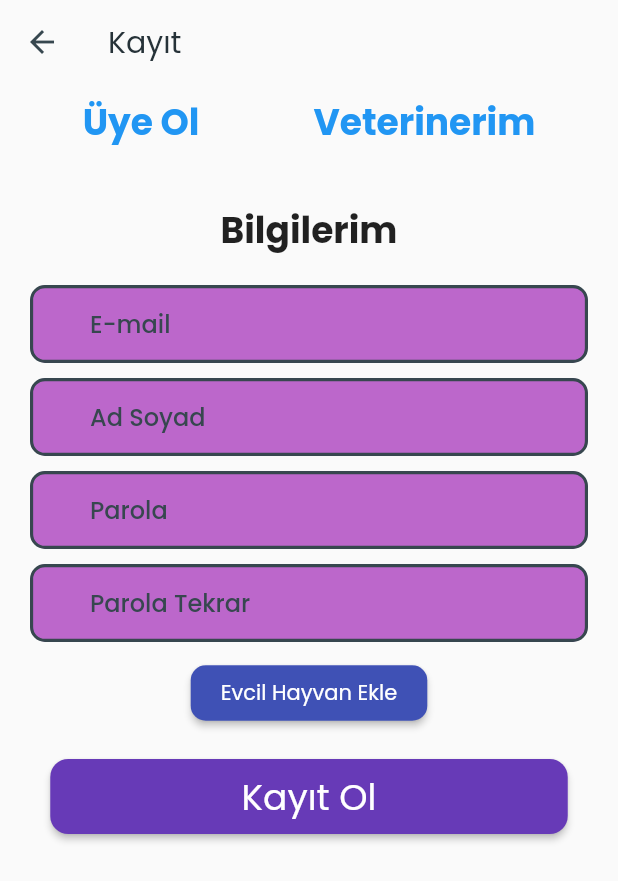
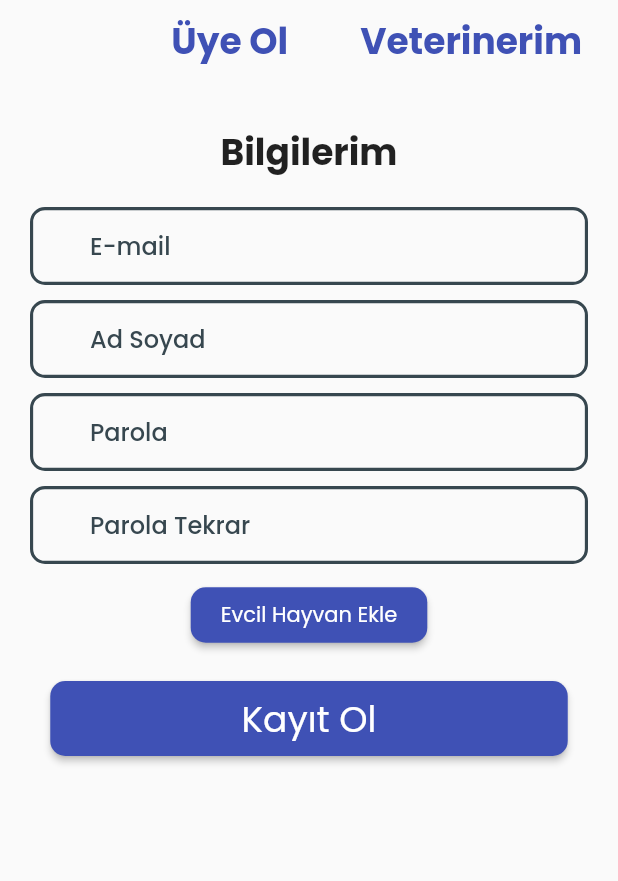
Before and after one commit to ElanurToptas/ANTHELION, a Flutter app: the screen it shows after launch, item 4 of the bottom bar chosen, after a tap on "Hemen üye ol", on a phone screen of 412 x 824 dp. Shown: the top 881 px of the screen. Run offline on Flutter 3.47's test engine with Material 2 defaults, Android fonts, the phone set to English and light mode, and no system bars; our stand-ins replace cloud_firestore, file_picker, firebase_auth, firebase_core, firebase_storage, flutter_heatmap_calendar and 3 more; missing offline and left inert: flutter_pdfview; accounts and stored records are empty.

Commit message:
Tema_ Eksik_ Giderildi_ Tüm_ Sayfalara_Eklendi

```diff
--- a/lib/login_signup/login_screen.dart
+++ b/lib/login_signup/login_screen.dart
@@ -3,6 +3,7 @@ import 'package:flutter/material.dart';
 import 'package:firebase_auth/firebase_auth.dart';
 import 'package:petcare/login_signup/password_reset_screen.dart';
 import 'package:petcare/login_signup/signup_page.dart';
+import 'package:petcare/tasarim_UI/tema.dart';
 import 'package:petcare/user_profile_pages/user_profile.dart';
 import '../vet_pages/vet._main.dart';
 
@@ -64,7 +65,9 @@ class _LoginScreenState extends State<LoginScreen> {
 
   @override
   Widget build(BuildContext context) {
-    return Scaffold(
+    return MaterialApp(
+      theme: theme(),
+      home: Scaffold(
 
         body: _isLoginSuccess
             ? _buildContent()
@@ -130,6 +133,7 @@ class _LoginScreenState extends State<LoginScreen> {
                   ],
                 ),
               ),
+      ),
     );
   }
 
--- a/lib/login_signup/password_reset_screen.dart
+++ b/lib/login_signup/password_reset_screen.dart
@@ -1,6 +1,7 @@
 import 'package:flutter/material.dart';
 import 'package:firebase_auth/firebase_auth.dart';
 import 'package:petcare/login_signup/login_screen.dart';
+import 'package:petcare/tasarim_UI/tema.dart';
 
 class PasswordResetPage extends StatefulWidget {
   @override
@@ -38,7 +39,9 @@ class _PasswordResetPageState extends State<PasswordResetPage> {
 
   @override
   Widget build(BuildContext context) {
-    return Scaffold(
+    return MaterialApp(
+      theme: theme(),
+      home: Scaffold(
         appBar: AppBar(
           title: Text('Şifremi Unuttum'),
         ),
@@ -65,6 +68,7 @@ class _PasswordResetPageState extends State<PasswordResetPage> {
             ),
           ),
         ),
+      ),
     );
   }
 }
--- a/lib/login_signup/signup_page.dart
+++ b/lib/login_signup/signup_page.dart
@@ -1,14 +1,12 @@
-
 import 'package:flutter/material.dart';
 import 'package:petcare/login_signup/users_signup.dart';
 import 'package:petcare/login_signup/vet_signup.dart';
-
-
+import 'package:petcare/tasarim_UI/tema.dart';
 
 enum Option { Option1, Option2 }
 
 class SignUpScreen extends StatefulWidget {
-  const SignUpScreen({super.key});
+  const SignUpScreen({Key? key}) : super(key: key);
 
   @override
   _SignUpScreenState createState() => _SignUpScreenState();
@@ -24,7 +22,7 @@ class _SignUpScreenState extends State<SignUpScreen> {
   }
 
   Widget getOption2Content() {
-    return  VetRegisterPage();
+    return VetRegisterPage();
   }
 
   @override
@@ -35,36 +33,34 @@ class _SignUpScreenState extends State<SignUpScreen> {
     } else {
       content = getOption2Content();
     }
-    return Scaffold(
+    return MaterialApp(
+      theme: theme(),
+      home: Scaffold(
         appBar: AppBar(
-        title: Text('Kayıt'),
-      ),
-      body: SingleChildScrollView(
-        child: Column(
-          children: [
-            Row(
-              mainAxisAlignment: MainAxisAlignment.center,
-              children: [
+          toolbarHeight: kToolbarHeight, // AppBar yüksekliğini ayarla
+          centerTitle: true, // Başlığı ortala
+          title: null, // Başlığı kaldır
+          actions: [
             Padding(
-                  padding: const EdgeInsets.symmetric(horizontal:20.0),
+              padding: const EdgeInsets.symmetric(horizontal: 16.0),
               child: TextButton(
                 onPressed: () {
                   setState(() {
                     selectedOption = Option.Option1;
                   });
                 },
-                    child: const Text('Üye Ol',
+                child: const Text(
+                  'Üye Ol',
                   style: TextStyle(
+                    color: Colors.indigo,
                     fontWeight: FontWeight.bold,
-                      fontSize: 24
-                    ),
-
+                    fontSize: 24,
                   ),
                 ),
               ),
-                SizedBox(width: 20,),
+            ),
             Padding(
-                  padding: const EdgeInsets.symmetric(horizontal:20.0),
+              padding: const EdgeInsets.symmetric(horizontal: 16.0),
               child: TextButton(
                 onPressed: () {
                   setState(() {
@@ -74,16 +70,21 @@ class _SignUpScreenState extends State<SignUpScreen> {
                 child: const Text(
                   'Veterinerim',
                   style: TextStyle(
+                    color: Colors.indigo,
                     fontWeight: FontWeight.bold,
-                        fontSize: 24
+                    fontSize: 24,
                   ),
                 ),
               ),
             ),
           ],
         ),
+        body: SingleChildScrollView(
+          child: Column(
+            children: [
               content,
             ],
+          ),
         ),
       ),
     );
--- a/lib/login_signup/users_signup.dart
+++ b/lib/login_signup/users_signup.dart
@@ -56,7 +56,7 @@ class _RegisterPageState extends State<RegisterPage> {
                     SizedBox(height: 10,),
                     DecoratedBox(
 
-                      decoration: BoxDecoration(color: Color.fromARGB(218, 177, 78, 195),borderRadius: BorderRadius.circular(12)),
+                      decoration: BoxDecoration(),
                       child: TextFormField(
                         controller: _emailController,
                         decoration: InputDecoration(
@@ -70,7 +70,7 @@ class _RegisterPageState extends State<RegisterPage> {
                     // Ad Soyad kısmı
                     DecoratedBox(
 
-                      decoration: BoxDecoration(color: Color.fromARGB(218, 177, 78, 195),borderRadius: BorderRadius.circular(12)),
+                      decoration: BoxDecoration(),
                       child: TextFormField(
                         controller: _namesurnameController,
                         decoration: InputDecoration(
@@ -85,7 +85,7 @@ class _RegisterPageState extends State<RegisterPage> {
                     // Parola kısmı
                     DecoratedBox(
 
-                      decoration: BoxDecoration(color: Color.fromARGB(218, 177, 78, 195),borderRadius: BorderRadius.circular(12)),
+                      decoration: BoxDecoration(),
                       child: TextFormField(
                         controller: _passwordController,
                         decoration: InputDecoration(
@@ -99,7 +99,7 @@ class _RegisterPageState extends State<RegisterPage> {
                     SizedBox(height: 10,),
                     //Parola  tekrar Kısmı
                     DecoratedBox(
-                      decoration: BoxDecoration(color: Color.fromARGB(218, 177, 78, 195),borderRadius: BorderRadius.circular(12)) ,
+                      decoration: BoxDecoration() ,
                       child: TextFormField(
                         controller: _confirmPasswordController,
                         decoration: InputDecoration(
@@ -122,10 +122,7 @@ class _RegisterPageState extends State<RegisterPage> {
                       return Column(
                         children: [
                           DecoratedBox(
-                            decoration: BoxDecoration(
-                              color: Color.fromARGB(218, 177, 78, 195),
-                              borderRadius: BorderRadius.circular(12),
-                            ),
+                            decoration: BoxDecoration(),
                             child: TextFormField(
                               decoration: InputDecoration(
                                 labelText: 'Evcil Hayvan Chip ID',
@@ -185,12 +182,8 @@ class _RegisterPageState extends State<RegisterPage> {
                     SizedBox(height: 20.0),
                     // Kayıt ol butonu
                     SizedBox(width: 345,height: 50,
-                      child: ElevatedButton(style: ElevatedButton.styleFrom(
-                         backgroundColor: Colors.deepPurple,
-                         shape: RoundedRectangleBorder(
-                          borderRadius: BorderRadius.circular(12)
-                          )
-                          ),
+                      child: ElevatedButton(
+
                         onPressed: () {
                           if (_formKey.currentState!.validate()&& _passwordController.text ==_confirmPasswordController.text) {
                             _register();
--- a/lib/tasarim_UI/tema.dart
+++ b/lib/tasarim_UI/tema.dart
@@ -10,8 +10,9 @@ ThemeData theme() {
     inputDecorationTheme: inputDecorationTheme(),
     textSelectionTheme: TextSelectionThemeData(
       cursorColor: Colors.indigo,
-      ),// imleç Rengi
-      textTheme: TextTheme()
+    ),
+    textTheme: TextTheme(),
+    checkboxTheme: checkboxTheme(),
   );
 }
 
@@ -30,10 +31,10 @@ AppBarTheme appBarTheme() {
     iconTheme: IconThemeData(color: Colors.blueGrey.shade800),
     centerTitle: false,
     titleTextStyle: TextStyle(
-      color:Colors.blueGrey.shade900,
-      fontFamily: GoogleFonts.poppins(fontWeight: FontWeight.w400 ).fontFamily,
+      color: Colors.blueGrey.shade900,
+      fontFamily: GoogleFonts.poppins(fontWeight: FontWeight.w400).fontFamily,
       fontSize: 20,
-    )
+    ),
   );
 }
 
@@ -44,7 +45,7 @@ ElevatedButtonThemeData buttonTheme() {
       foregroundColor: MaterialStateProperty.all<Color>(Colors.white),
       textStyle: MaterialStateProperty.all<TextStyle>(
         TextStyle(
-          fontFamily: GoogleFonts.poppins(fontWeight: FontWeight.w500, fontSize: 19,).fontFamily,
+          fontFamily: GoogleFonts.poppins(fontWeight: FontWeight.w500, fontSize: 19).fontFamily,
         ),
       ),
       padding: MaterialStateProperty.all<EdgeInsetsGeometry>(
@@ -64,7 +65,8 @@ OutlineInputBorder outlineBorder() {
     borderRadius: BorderRadius.circular(10),
     borderSide: BorderSide(
       color: Colors.blueGrey.shade800,
-      width: 2.1),
+      width: 2.1,
+    ),
     gapPadding: 10,
   );
 }
@@ -74,9 +76,9 @@ OutlineInputBorder focusBorder() {
     borderRadius: BorderRadius.circular(10),
     borderSide: BorderSide(
       color: Colors.indigo,
-      width: 2.1),
+      width: 2.1,
+    ),
     gapPadding: 10,
-
   );
 }
 
@@ -84,14 +86,27 @@ InputDecorationTheme inputDecorationTheme() {
   return InputDecorationTheme(
     labelStyle: TextStyle(
       color: Colors.blueGrey.shade800,
-      fontWeight: FontWeight.w500), //Seçili Değilkenki Yazı Stili
-    hintStyle: const TextStyle(color: Colors.indigo,), //Seçili Yazı Stili
+      fontWeight: FontWeight.w500,
+    ),
+    hintStyle: const TextStyle(color: Colors.indigo),
     alignLabelWithHint: true,
     fillColor: Colors.white,
-    contentPadding: EdgeInsets.symmetric(horizontal:40,vertical: 15),
+    contentPadding: EdgeInsets.symmetric(horizontal: 40, vertical: 15),
     enabledBorder: outlineBorder(),
     focusedBorder: focusBorder(),
     border: outlineBorder(),
 
+
   );
 }
+
+CheckboxThemeData checkboxTheme() {
+  return CheckboxThemeData(
+    fillColor: MaterialStateColor.resolveWith((states) {
+      if (states.contains(MaterialState.selected)) {
+        return Colors.indigo;
+      }
+      return Colors.blueGrey.shade800;
+    }),
+  );
+}
```
Also changed, not shown: lib/login_signup/vet_signup.dart (+8 -15 lines). Lines whose indentation alone changed are shown as unchanged.
